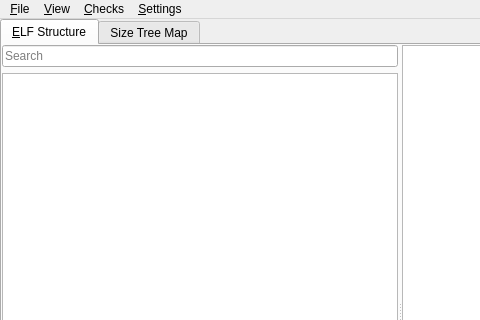
The window that ui/mainwindow.ui (KDE/elf-dissector) describes before a commit, drawn with Qt 5; both pictures show x 0 to 480 and y 0 to 320 of the 800 by 600 pixel window.
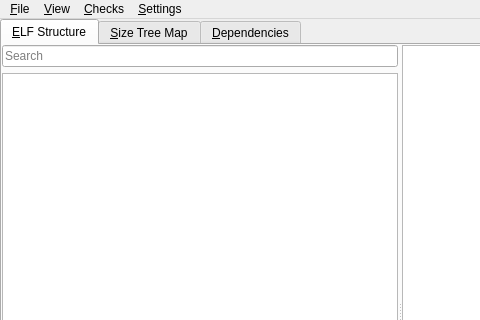
The same window after the commit. Icons and pictures are not drawn. Custom widgets are drawn as their Qt base class.

Commit message:
Add initial version of the dependency tree view.
Still way too slow for large libraries though.

Diff of the .ui file:
```diff
--- a/ui/mainwindow.ui
+++ b/ui/mainwindow.ui
@@ -81,7 +81,12 @@
       </widget>
       <widget class="SizeTreeMapView" name="sizeTreeMapView">
        <attribute name="title">
-        <string>Size Tree Map</string>
+        <string>&amp;Size Tree Map</string>
+       </attribute>
+      </widget>
+      <widget class="DependencyView" name="dependencyView">
+       <attribute name="title">
+        <string>&amp;Dependencies</string>
        </attribute>
       </widget>
      </widget>
@@ -192,6 +197,12 @@
    <header>views/sizetreemapview.h</header>
    <container>1</container>
   </customwidget>
+  <customwidget>
+   <class>DependencyView</class>
+   <extends>QWidget</extends>
+   <header>views/dependencyview.h</header>
+   <container>1</container>
+  </customwidget>
  </customwidgets>
  <resources/>
  <connections/>
```
The commit also changes 5 other files.
